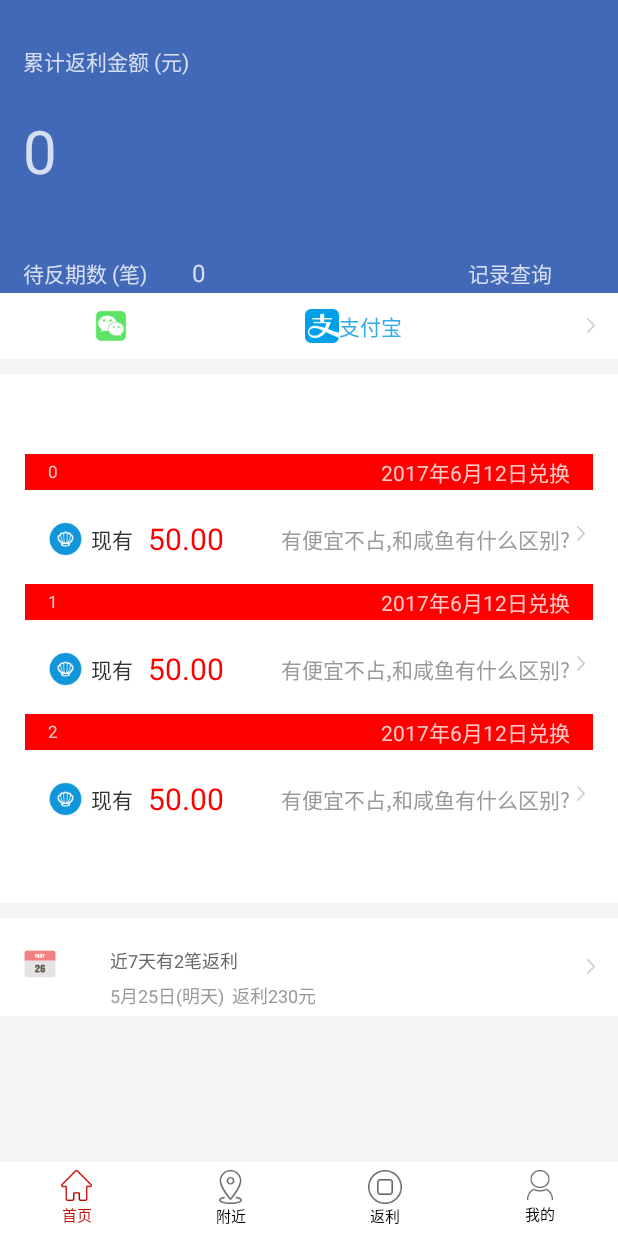
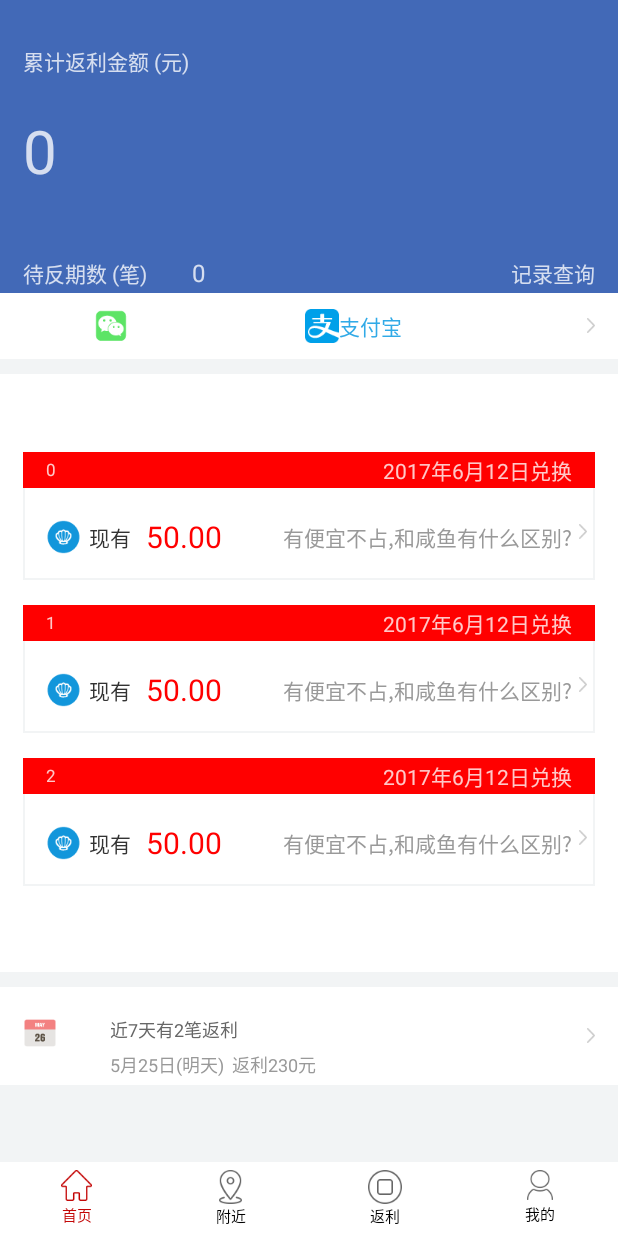
Before and after one commit to hanyang00/LeedodoProgect, an Android app: the fragment RebateFragment placed in its activity, on a phone screen of 412 x 824 dp. Run offline under Robolectric (Android 15) with nearby library versions, the phone set to English and light mode, and no system bars; our stand-ins replace ButterKnife, RxJava; libraries missing offline, so code that uses them is left out: com.youth.banner; network calls fail; pictures from the network do not load; 5 statements that could not run were skipped.

Commit message:
更新返利详情页面

```diff
--- /dev/null
+++ b/app/src/main/res/drawable/rebate_item_frame.xml
@@ -0,0 +1,5 @@
+<?xml version="1.0" encoding="utf-8"?>
+<shape xmlns:android="http://schemas.android.com/apk/res/android">
+
+    <stroke android:width="1dp" android:color="@color/backgrounds"/>
+</shape>
--- a/app/src/main/res/layout/activity_rebates_that.xml
+++ b/app/src/main/res/layout/activity_rebates_that.xml
@@ -1,5 +1,5 @@
 <?xml version="1.0" encoding="utf-8"?>
-<LinearLayout xmlns:android="http://schemas.android.com/apk/res/android"
+<ScrollView xmlns:android="http://schemas.android.com/apk/res/android"
     xmlns:app="http://schemas.android.com/apk/res-auto"
     xmlns:tools="http://schemas.android.com/tools"
     android:layout_width="match_parent"
@@ -7,7 +7,10 @@
     android:background="@color/backgrounds"
     android:orientation="vertical"
     tools:context="com.example.aensun.leedodoprogect.view.activity.RebatesThatActivity">
-
+<LinearLayout
+    android:layout_width="match_parent"
+    android:orientation="vertical"
+    android:layout_height="match_parent">
     <LinearLayout
         android:layout_width="match_parent"
         android:layout_height="@dimen/dp44"
@@ -329,5 +332,5 @@
             此人当天剩余积分为500-400=100分，获得返利20/12=1.66元，且此后每隔一段时间还可获得1.66元，共计12次。"
             />
     </LinearLayout>
-
 </LinearLayout>
+</ScrollView>
--- a/app/src/main/res/layout/rebate_fragment.xml
+++ b/app/src/main/res/layout/rebate_fragment.xml
@@ -58,17 +58,22 @@
                     android:text="5"
                     android:textColor="@color/colorRebateHeadText"
                     android:textSize="@dimen/dp16" />
-
+                <RelativeLayout
+                    android:layout_width="match_parent"
+                    android:layout_height="wrap_content">
                 <TextView
                     android:id="@+id/records_query"
                     android:layout_width="wrap_content"
                     android:layout_height="wrap_content"
-                    android:layout_marginLeft="@dimen/dp175"
                     android:layout_marginTop="@dimen/dp43"
                     android:text="记录查询"
+                    android:layout_alignParentRight="true"
+                    android:layout_marginRight="@dimen/dp15"
                     android:textColor="@color/colorRebateHeadText"
                     android:textSize="@dimen/dp14" />
+                </RelativeLayout>
             </LinearLayout>
+
         </LinearLayout>
 
         <LinearLayout
@@ -169,6 +174,7 @@
                     android:layout_width="match_parent"
                     android:layout_height="wrap_content">
                 </android.support.v7.widget.RecyclerView>
+
                 <TextView
                     android:id="@+id/show_more"
                     android:layout_width="match_parent"
--- a/app/src/main/res/layout/rebate_item.xml
+++ b/app/src/main/res/layout/rebate_item.xml
@@ -4,8 +4,8 @@
     android:layout_height="match_parent">
     <LinearLayout
         android:layout_width="match_parent"
-        android:padding="@dimen/dp1"
         android:orientation="vertical"
+        android:background="@drawable/rebate_item_frame"
         android:layout_height="@dimen/dp85">
         <LinearLayout
             android:layout_width="match_parent"
@@ -82,6 +82,9 @@
             </RelativeLayout>
 
         </LinearLayout>
-
     </LinearLayout>
+    <TextView
+        android:layout_width="match_parent"
+        android:background="@color/white"
+        android:layout_height="@dimen/dp15" />
 </LinearLayout>
```
